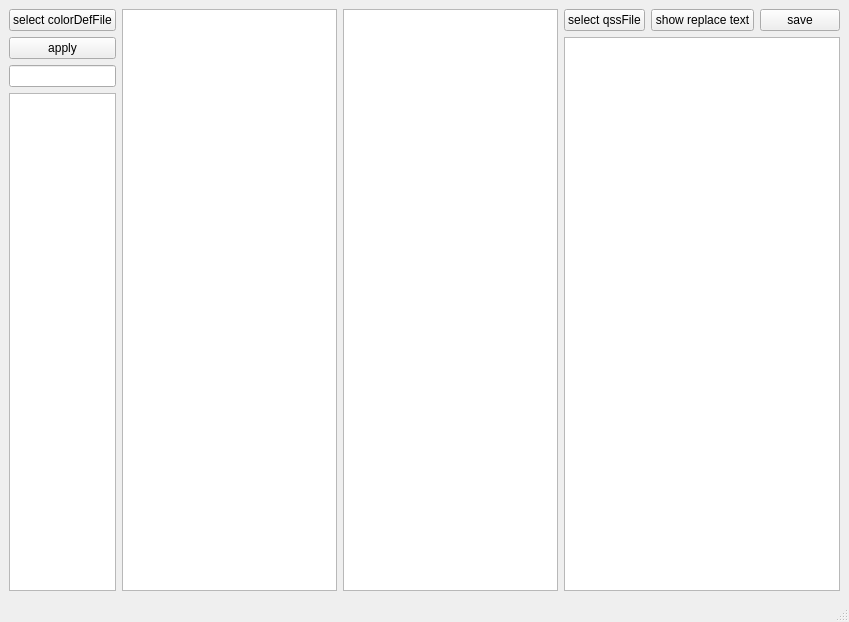
First picture: the form in mainwindow.ui, repository chenghongfeng/QssCreator, before the edit.
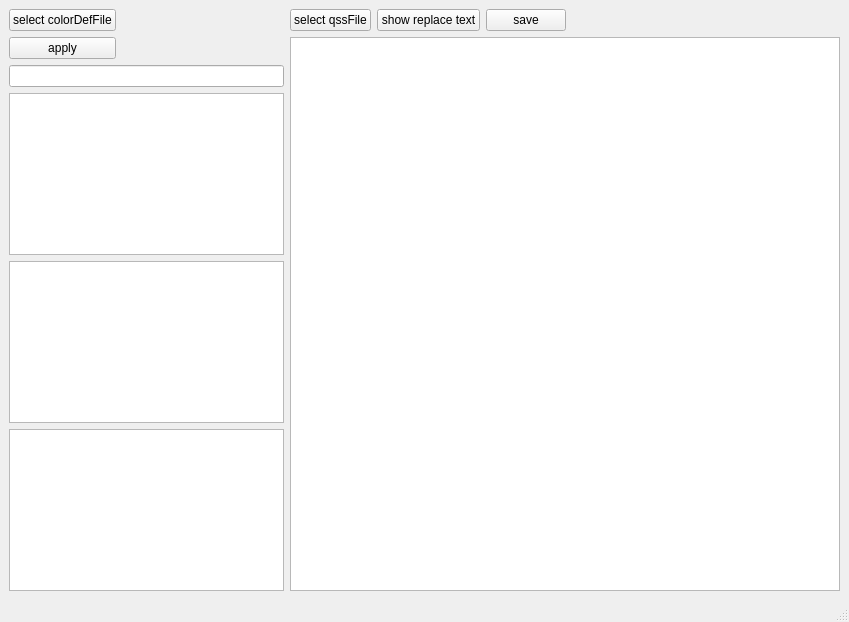
Second picture: the form after the edit.

Patch:
```diff
--- a/mainwindow.ui
+++ b/mainwindow.ui
@@ -14,7 +14,7 @@
    <string>MainWindow</string>
   </property>
   <widget class="QWidget" name="centralwidget">
-   <layout class="QHBoxLayout" name="horizontalLayout_3" stretch="1,0,0,2">
+   <layout class="QHBoxLayout" name="horizontalLayout_3" stretch="1,2">
     <item>
      <layout class="QVBoxLayout" name="verticalLayout_2">
       <item>
@@ -55,17 +55,17 @@
       <item>
        <widget class="QLineEdit" name="regLineEdit"/>
       </item>
+      <item>
+       <widget class="QListView" name="colorListView"/>
+      </item>
+      <item>
+       <widget class="QTableView" name="colorTableView"/>
+      </item>
       <item>
        <widget class="QTableWidget" name="defsTableWidget"/>
       </item>
      </layout>
     </item>
-    <item>
-     <widget class="QListView" name="colorListView"/>
-    </item>
-    <item>
-     <widget class="QTableView" name="colorTableView"/>
-    </item>
     <item>
      <layout class="QVBoxLayout" name="verticalLayout_3">
       <item>
```
